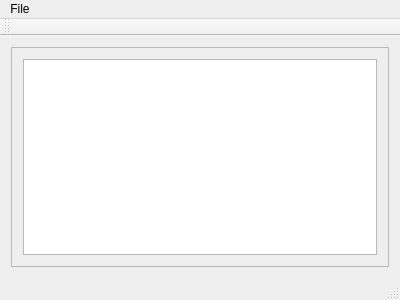
The window that mainwindow.ui (huderlem/carrotpatch) describes before a commit, drawn with Qt 5.
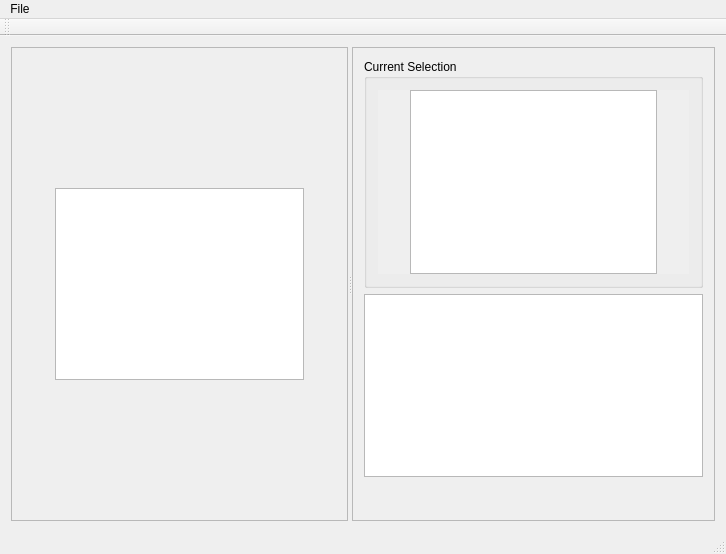
The same window after the commit.

Commit message: Add metatile selection capabilities

```diff
--- a/mainwindow.ui
+++ b/mainwindow.ui
@@ -6,34 +6,209 @@
    <rect>
     <x>0</x>
     <y>0</y>
-    <width>400</width>
-    <height>300</height>
+    <width>726</width>
+    <height>554</height>
    </rect>
   </property>
   <property name="windowTitle">
    <string>Carrot Patch</string>
   </property>
   <widget class="QWidget" name="centralWidget">
-   <layout class="QVBoxLayout" name="verticalLayout_4">
-    <item>
-     <widget class="QScrollArea" name="scrollArea">
-      <property name="widgetResizable">
-       <bool>true</bool>
+   <layout class="QGridLayout" name="gridLayout">
+    <item row="0" column="0">
+     <widget class="QSplitter" name="splitter">
+      <property name="orientation">
+       <enum>Qt::Horizontal</enum>
       </property>
-      <widget class="QWidget" name="scrollAreaWidgetContents">
-       <property name="geometry">
-        <rect>
-         <x>0</x>
-         <y>0</y>
-         <width>380</width>
-         <height>227</height>
-        </rect>
+      <widget class="QScrollArea" name="scrollArea">
+       <property name="widgetResizable">
+        <bool>true</bool>
        </property>
-       <layout class="QGridLayout" name="gridLayout">
-        <item row="0" column="0">
-         <widget class="QGraphicsView" name="mapGraphicsView"/>
-        </item>
-       </layout>
+       <widget class="QWidget" name="scrollAreaWidgetContents">
+        <property name="geometry">
+         <rect>
+          <x>0</x>
+          <y>0</y>
+          <width>346</width>
+          <height>481</height>
+         </rect>
+        </property>
+        <layout class="QGridLayout" name="gridLayout_2">
+         <item row="1" column="1">
+          <widget class="QGraphicsView" name="mapGraphicsView"/>
+         </item>
+         <item row="1" column="2">
+          <spacer name="horizontalSpacer">
+           <property name="orientation">
+            <enum>Qt::Horizontal</enum>
+           </property>
+           <property name="sizeHint" stdset="0">
+            <size>
+             <width>40</width>
+             <height>20</height>
+            </size>
+           </property>
+          </spacer>
+         </item>
+         <item row="1" column="0">
+          <spacer name="horizontalSpacer_2">
+           <property name="orientation">
+            <enum>Qt::Horizontal</enum>
+           </property>
+           <property name="sizeHint" stdset="0">
+            <size>
+             <width>40</width>
+             <height>20</height>
+            </size>
+           </property>
+          </spacer>
+         </item>
+         <item row="0" column="1">
+          <spacer name="verticalSpacer">
+           <property name="orientation">
+            <enum>Qt::Vertical</enum>
+           </property>
+           <property name="sizeHint" stdset="0">
+            <size>
+             <width>20</width>
+             <height>40</height>
+            </size>
+           </property>
+          </spacer>
+         </item>
+         <item row="2" column="1">
+          <spacer name="verticalSpacer_2">
+           <property name="orientation">
+            <enum>Qt::Vertical</enum>
+           </property>
+           <property name="sizeHint" stdset="0">
+            <size>
+             <width>20</width>
+             <height>40</height>
+            </size>
+           </property>
+          </spacer>
+         </item>
+        </layout>
+       </widget>
+      </widget>
+      <widget class="QScrollArea" name="scrollArea_2">
+       <property name="widgetResizable">
+        <bool>true</bool>
+       </property>
+       <widget class="QWidget" name="scrollAreaWidgetContents_2">
+        <property name="geometry">
+         <rect>
+          <x>0</x>
+          <y>0</y>
+          <width>353</width>
+          <height>481</height>
+         </rect>
+        </property>
+        <layout class="QVBoxLayout" name="verticalLayout">
+         <item>
+          <widget class="QGroupBox" name="groupBox">
+           <property name="title">
+            <string>Current Selection</string>
+           </property>
+           <layout class="QGridLayout" name="gridLayout_3">
+            <item row="0" column="0">
+             <widget class="QScrollArea" name="scrollArea_3">
+              <property name="frameShape">
+               <enum>QFrame::NoFrame</enum>
+              </property>
+              <property name="frameShadow">
+               <enum>QFrame::Plain</enum>
+              </property>
+              <property name="widgetResizable">
+               <bool>true</bool>
+              </property>
+              <widget class="QWidget" name="scrollAreaWidgetContents_3">
+               <property name="geometry">
+                <rect>
+                 <x>0</x>
+                 <y>0</y>
+                 <width>315</width>
+                 <height>190</height>
+                </rect>
+               </property>
+               <layout class="QHBoxLayout" name="horizontalLayout">
+                <property name="spacing">
+                 <number>0</number>
+                </property>
+                <property name="leftMargin">
+                 <number>0</number>
+                </property>
+                <property name="topMargin">
+                 <number>0</number>
+                </property>
+                <property name="rightMargin">
+                 <number>0</number>
+                </property>
+                <property name="bottomMargin">
+                 <number>0</number>
+                </property>
+                <item>
+                 <spacer name="horizontalSpacer_3">
+                  <property name="orientation">
+                   <enum>Qt::Horizontal</enum>
+                  </property>
+                  <property name="sizeHint" stdset="0">
+                   <size>
+                    <width>40</width>
+                    <height>20</height>
+                   </size>
+                  </property>
+                 </spacer>
+                </item>
+                <item>
+                 <widget class="QGraphicsView" name="metatileSelectionGraphicsView">
+                  <property name="verticalScrollBarPolicy">
+                   <enum>Qt::ScrollBarAlwaysOff</enum>
+                  </property>
+                  <property name="horizontalScrollBarPolicy">
+                   <enum>Qt::ScrollBarAlwaysOff</enum>
+                  </property>
+                 </widget>
+                </item>
+                <item>
+                 <spacer name="horizontalSpacer_4">
+                  <property name="orientation">
+                   <enum>Qt::Horizontal</enum>
+                  </property>
+                  <property name="sizeHint" stdset="0">
+                   <size>
+                    <width>40</width>
+                    <height>20</height>
+                   </size>
+                  </property>
+                 </spacer>
+                </item>
+               </layout>
+              </widget>
+             </widget>
+            </item>
+           </layout>
+          </widget>
+         </item>
+         <item>
+          <widget class="QGraphicsView" name="metatileSelectorGraphicsView"/>
+         </item>
+         <item>
+          <spacer name="verticalSpacer_3">
+           <property name="orientation">
+            <enum>Qt::Vertical</enum>
+           </property>
+           <property name="sizeHint" stdset="0">
+            <size>
+             <width>20</width>
+             <height>40</height>
+            </size>
+           </property>
+          </spacer>
+         </item>
+        </layout>
+       </widget>
       </widget>
      </widget>
     </item>
@@ -44,7 +219,7 @@
     <rect>
      <x>0</x>
      <y>0</y>
-     <width>400</width>
+     <width>726</width>
      <height>21</height>
     </rect>
    </property>
```
The commit also changes 10 other files.
